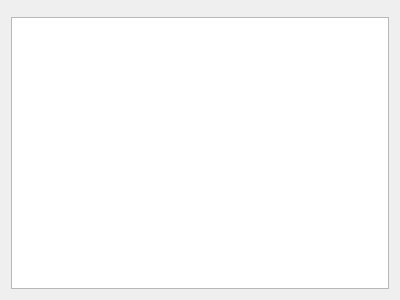
Sugihiru/Azur-Iris, file azuriris/ui/ui/module_comparison.ui: the form before one commit.
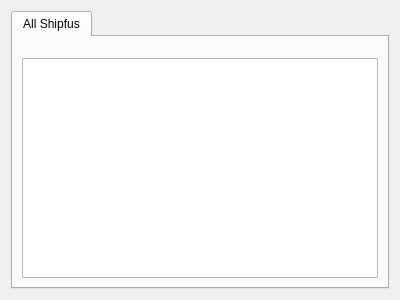
The form after the commit.

Commit message: Enabled sorting, compare button

Patch:
```diff
--- a/azuriris/ui/ui/module_comparison.ui
+++ b/azuriris/ui/ui/module_comparison.ui
@@ -13,8 +13,18 @@
   <property name="windowTitle">
    <string>Form</string>
   </property>
+  <layout class="QGridLayout" name="generalGridLayout">
+   <item row="0" column="0">
+    <widget class="QTabWidget" name="tabWidget">
+     <property name="currentIndex">
+      <number>0</number>
+     </property>
+     <widget class="QWidget" name="shipDisplayTab">
+      <attribute name="title">
+       <string>All Shipfus</string>
+      </attribute>
   <layout class="QGridLayout" name="comparisonGridLayout">
-   <item row="1" column="0">
+       <item row="2" column="0">
     <widget class="QTableView" name="shipTableView">
      <property name="selectionBehavior">
       <enum>QAbstractItemView::SelectRows</enum>
@@ -25,10 +35,20 @@
      <property name="horizontalScrollMode">
       <enum>QAbstractItemView::ScrollPerPixel</enum>
      </property>
+         <property name="sortingEnabled">
+          <bool>true</bool>
+         </property>
     </widget>
    </item>
    <item row="0" column="0">
     <widget class="QWidget" name="widget" native="true"/>
+       </item>
+       <item row="1" column="0">
+        <widget class="QWidget" name="widget_2" native="true"/>
+       </item>
+      </layout>
+     </widget>
+    </widget>
    </item>
   </layout>
  </widget>
```
Lines whose indentation alone changed are shown as unchanged. The commit also changes 8 other files.
